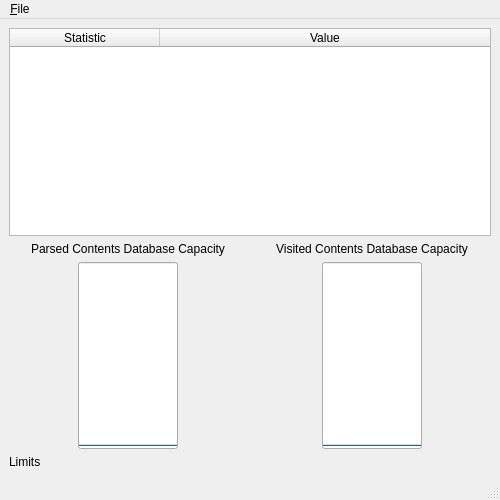
Qt form UI/pandemonium_statistics.ui (nurfalie/pandamonium) before a commit.
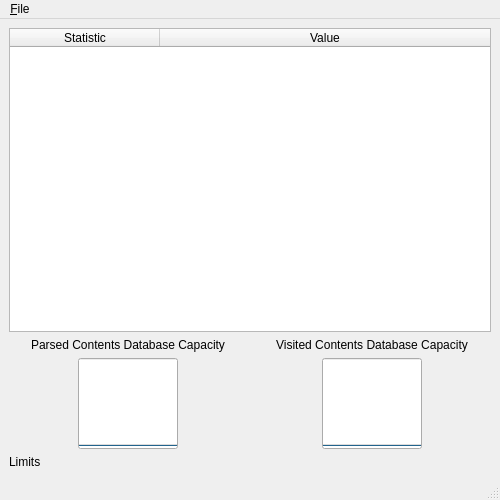
The same form after that commit. Icons and pictures are not drawn.

Commit message: Fixed database-capacity heights.

Patch:
```diff
--- a/UI/pandemonium_statistics.ui
+++ b/UI/pandemonium_statistics.ui
@@ -88,6 +88,12 @@
           </item>
           <item>
            <widget class="QProgressBar" name="parsed_urls_capacity">
+            <property name="sizePolicy">
+             <sizepolicy hsizetype="Fixed" vsizetype="Fixed">
+              <horstretch>0</horstretch>
+              <verstretch>0</verstretch>
+             </sizepolicy>
+            </property>
             <property name="minimumSize">
              <size>
               <width>100</width>
@@ -157,6 +163,12 @@
           </item>
           <item>
            <widget class="QProgressBar" name="visited_urls_capacity">
+            <property name="sizePolicy">
+             <sizepolicy hsizetype="Fixed" vsizetype="Fixed">
+              <horstretch>0</horstretch>
+              <verstretch>0</verstretch>
+             </sizepolicy>
+            </property>
             <property name="minimumSize">
              <size>
               <width>100</width>
```
Left out of the diff: 2 changed lines with no effect on the pictures.
